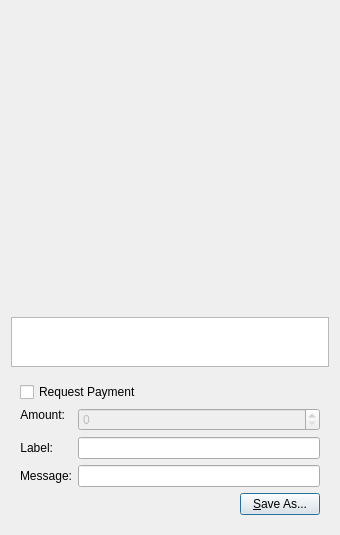
Qt form src/qt/forms/qrcodedialog.ui (IParn/LimecoinX) before a commit.
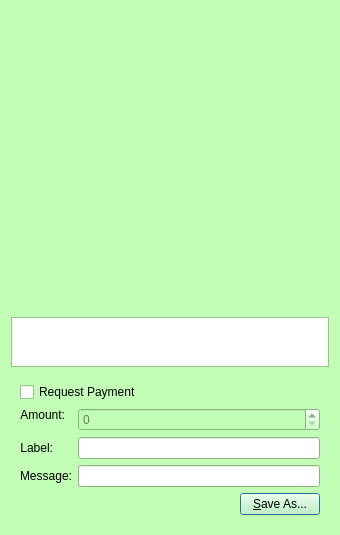
The same form after that commit. Custom widgets are drawn as their Qt base class.

The edit to the form file:
```diff
--- a/src/qt/forms/qrcodedialog.ui
+++ b/src/qt/forms/qrcodedialog.ui
@@ -10,6 +10,421 @@
     <height>530</height>
    </rect>
   </property>
+  <property name="palette">
+   <palette>
+    <active>
+     <colorrole role="WindowText">
+      <brush brushstyle="SolidPattern">
+       <color alpha="255">
+        <red>0</red>
+        <green>0</green>
+        <blue>0</blue>
+       </color>
+      </brush>
+     </colorrole>
+     <colorrole role="Button">
+      <brush brushstyle="SolidPattern">
+       <color alpha="255">
+        <red>193</red>
+        <green>253</green>
+        <blue>181</blue>
+       </color>
+      </brush>
+     </colorrole>
+     <colorrole role="Light">
+      <brush brushstyle="SolidPattern">
+       <color alpha="255">
+        <red>255</red>
+        <green>255</green>
+        <blue>255</blue>
+       </color>
+      </brush>
+     </colorrole>
+     <colorrole role="Midlight">
+      <brush brushstyle="SolidPattern">
+       <color alpha="255">
+        <red>224</red>
+        <green>254</green>
+        <blue>218</blue>
+       </color>
+      </brush>
+     </colorrole>
+     <colorrole role="Dark">
+      <brush brushstyle="SolidPattern">
+       <color alpha="255">
+        <red>96</red>
+        <green>126</green>
+        <blue>90</blue>
+       </color>
+      </brush>
+     </colorrole>
+     <colorrole role="Mid">
+      <brush brushstyle="SolidPattern">
+       <color alpha="255">
+        <red>129</red>
+        <green>169</green>
+        <blue>121</blue>
+       </color>
+      </brush>
+     </colorrole>
+     <colorrole role="Text">
+      <brush brushstyle="SolidPattern">
+       <color alpha="255">
+        <red>0</red>
+        <green>0</green>
+        <blue>0</blue>
+       </color>
+      </brush>
+     </colorrole>
+     <colorrole role="BrightText">
+      <brush brushstyle="SolidPattern">
+       <color alpha="255">
+        <red>255</red>
+        <green>255</green>
+        <blue>255</blue>
+       </color>
+      </brush>
+     </colorrole>
+     <colorrole role="ButtonText">
+      <brush brushstyle="SolidPattern">
+       <color alpha="255">
+        <red>0</red>
+        <green>0</green>
+        <blue>0</blue>
+       </color>
+      </brush>
+     </colorrole>
+     <colorrole role="Base">
+      <brush brushstyle="SolidPattern">
+       <color alpha="255">
+        <red>255</red>
+        <green>255</green>
+        <blue>255</blue>
+       </color>
+      </brush>
+     </colorrole>
+     <colorrole role="Window">
+      <brush brushstyle="SolidPattern">
+       <color alpha="255">
+        <red>193</red>
+        <green>253</green>
+        <blue>181</blue>
+       </color>
+      </brush>
+     </colorrole>
+     <colorrole role="Shadow">
+      <brush brushstyle="SolidPattern">
+       <color alpha="255">
+        <red>0</red>
+        <green>0</green>
+        <blue>0</blue>
+       </color>
+      </brush>
+     </colorrole>
+     <colorrole role="AlternateBase">
+      <brush brushstyle="SolidPattern">
+       <color alpha="255">
+        <red>224</red>
+        <green>254</green>
+        <blue>218</blue>
+       </color>
+      </brush>
+     </colorrole>
+     <colorrole role="ToolTipBase">
+      <brush brushstyle="SolidPattern">
+       <color alpha="255">
+        <red>255</red>
+        <green>255</green>
+        <blue>220</blue>
+       </color>
+      </brush>
+     </colorrole>
+     <colorrole role="ToolTipText">
+      <brush brushstyle="SolidPattern">
+       <color alpha="255">
+        <red>0</red>
+        <green>0</green>
+        <blue>0</blue>
+       </color>
+      </brush>
+     </colorrole>
+    </active>
+    <inactive>
+     <colorrole role="WindowText">
+      <brush brushstyle="SolidPattern">
+       <color alpha="255">
+        <red>0</red>
+        <green>0</green>
+        <blue>0</blue>
+       </color>
+      </brush>
+     </colorrole>
+     <colorrole role="Button">
+      <brush brushstyle="SolidPattern">
+       <color alpha="255">
+        <red>193</red>
+        <green>253</green>
+        <blue>181</blue>
+       </color>
+      </brush>
+     </colorrole>
+     <colorrole role="Light">
+      <brush brushstyle="SolidPattern">
+       <color alpha="255">
+        <red>255</red>
+        <green>255</green>
+        <blue>255</blue>
+       </color>
+      </brush>
+     </colorrole>
+     <colorrole role="Midlight">
+      <brush brushstyle="SolidPattern">
+       <color alpha="255">
+        <red>224</red>
+        <green>254</green>
+        <blue>218</blue>
+       </color>
+      </brush>
+     </colorrole>
+     <colorrole role="Dark">
+      <brush brushstyle="SolidPattern">
+       <color alpha="255">
+        <red>96</red>
+        <green>126</green>
+        <blue>90</blue>
+       </color>
+      </brush>
+     </colorrole>
+     <colorrole role="Mid">
+      <brush brushstyle="SolidPattern">
+       <color alpha="255">
+        <red>129</red>
+        <green>169</green>
+        <blue>121</blue>
+       </color>
+      </brush>
+     </colorrole>
+     <colorrole role="Text">
+      <brush brushstyle="SolidPattern">
+       <color alpha="255">
+        <red>0</red>
+        <green>0</green>
+        <blue>0</blue>
+       </color>
+      </brush>
+     </colorrole>
+     <colorrole role="BrightText">
+      <brush brushstyle="SolidPattern">
+       <color alpha="255">
+        <red>255</red>
+        <green>255</green>
+        <blue>255</blue>
+       </color>
+      </brush>
+     </colorrole>
+     <colorrole role="ButtonText">
+      <brush brushstyle="SolidPattern">
+       <color alpha="255">
+        <red>0</red>
+        <green>0</green>
+        <blue>0</blue>
+       </color>
+      </brush>
+     </colorrole>
+     <colorrole role="Base">
+      <brush brushstyle="SolidPattern">
+       <color alpha="255">
+        <red>255</red>
+        <green>255</green>
+        <blue>255</blue>
+       </color>
+      </brush>
+     </colorrole>
+     <colorrole role="Window">
+      <brush brushstyle="SolidPattern">
+       <color alpha="255">
+        <red>193</red>
+        <green>253</green>
+        <blue>181</blue>
+       </color>
+      </brush>
+     </colorrole>
+     <colorrole role="Shadow">
+      <brush brushstyle="SolidPattern">
+       <color alpha="255">
+        <red>0</red>
+        <green>0</green>
+        <blue>0</blue>
+       </color>
+      </brush>
+     </colorrole>
+     <colorrole role="AlternateBase">
+      <brush brushstyle="SolidPattern">
+       <color alpha="255">
+        <red>224</red>
+        <green>254</green>
+        <blue>218</blue>
+       </color>
+      </brush>
+     </colorrole>
+     <colorrole role="ToolTipBase">
+      <brush brushstyle="SolidPattern">
+       <color alpha="255">
+        <red>255</red>
+        <green>255</green>
+        <blue>220</blue>
+       </color>
+      </brush>
+     </colorrole>
+     <colorrole role="ToolTipText">
+      <brush brushstyle="SolidPattern">
+       <color alpha="255">
+        <red>0</red>
+        <green>0</green>
+        <blue>0</blue>
+       </color>
+      </brush>
+     </colorrole>
+    </inactive>
+    <disabled>
+     <colorrole role="WindowText">
+      <brush brushstyle="SolidPattern">
+       <color alpha="255">
+        <red>96</red>
+        <green>126</green>
+        <blue>90</blue>
+       </color>
+      </brush>
+     </colorrole>
+     <colorrole role="Button">
+      <brush brushstyle="SolidPattern">
+       <color alpha="255">
+        <red>193</red>
+        <green>253</green>
+        <blue>181</blue>
+       </color>
+      </brush>
+     </colorrole>
+     <colorrole role="Light">
+      <brush brushstyle="SolidPattern">
+       <color alpha="255">
+        <red>255</red>
+        <green>255</green>
+        <blue>255</blue>
+       </color>
+      </brush>
+     </colorrole>
+     <colorrole role="Midlight">
+      <brush brushstyle="SolidPattern">
+       <color alpha="255">
+        <red>224</red>
+        <green>254</green>
+        <blue>218</blue>
+       </color>
+      </brush>
+     </colorrole>
+     <colorrole role="Dark">
+      <brush brushstyle="SolidPattern">
+       <color alpha="255">
+        <red>96</red>
+        <green>126</green>
+        <blue>90</blue>
+       </color>
+      </brush>
+     </colorrole>
+     <colorrole role="Mid">
+      <brush brushstyle="SolidPattern">
+       <color alpha="255">
+        <red>129</red>
+        <green>169</green>
+        <blue>121</blue>
+       </color>
+      </brush>
+     </colorrole>
+     <colorrole role="Text">
+      <brush brushstyle="SolidPattern">
+       <color alpha="255">
+        <red>96</red>
+        <green>126</green>
+        <blue>90</blue>
+       </color>
+      </brush>
+     </colorrole>
+     <colorrole role="BrightText">
+      <brush brushstyle="SolidPattern">
+       <color alpha="255">
+        <red>255</red>
+        <green>255</green>
+        <blue>255</blue>
+       </color>
+      </brush>
+     </colorrole>
+     <colorrole role="ButtonText">
+      <brush brushstyle="SolidPattern">
+       <color alpha="255">
+        <red>96</red>
+        <green>126</green>
+        <blue>90</blue>
+       </color>
+      </brush>
+     </colorrole>
+     <colorrole role="Base">
+      <brush brushstyle="SolidPattern">
+       <color alpha="255">
+        <red>193</red>
+        <green>253</green>
+        <blue>181</blue>
+       </color>
+      </brush>
+     </colorrole>
+     <colorrole role="Window">
+      <brush brushstyle="SolidPattern">
+       <color alpha="255">
+        <red>193</red>
+        <green>253</green>
+        <blue>181</blue>
+       </color>
+      </brush>
+     </colorrole>
+     <colorrole role="Shadow">
+      <brush brushstyle="SolidPattern">
+       <color alpha="255">
+        <red>0</red>
+        <green>0</green>
+        <blue>0</blue>
+       </color>
+      </brush>
+     </colorrole>
+     <colorrole role="AlternateBase">
+      <brush brushstyle="SolidPattern">
+       <color alpha="255">
+        <red>193</red>
+        <green>253</green>
+        <blue>181</blue>
+       </color>
+      </brush>
+     </colorrole>
+     <colorrole role="ToolTipBase">
+      <brush brushstyle="SolidPattern">
+       <color alpha="255">
+        <red>255</red>
+        <green>255</green>
+        <blue>220</blue>
+       </color>
+      </brush>
+     </colorrole>
+     <colorrole role="ToolTipText">
+      <brush brushstyle="SolidPattern">
+       <color alpha="255">
+        <red>0</red>
+        <green>0</green>
+        <blue>0</blue>
+       </color>
+      </brush>
+     </colorrole>
+    </disabled>
+   </palette>
+  </property>
   <property name="windowTitle">
    <string>QR Code Dialog</string>
   </property>
```
